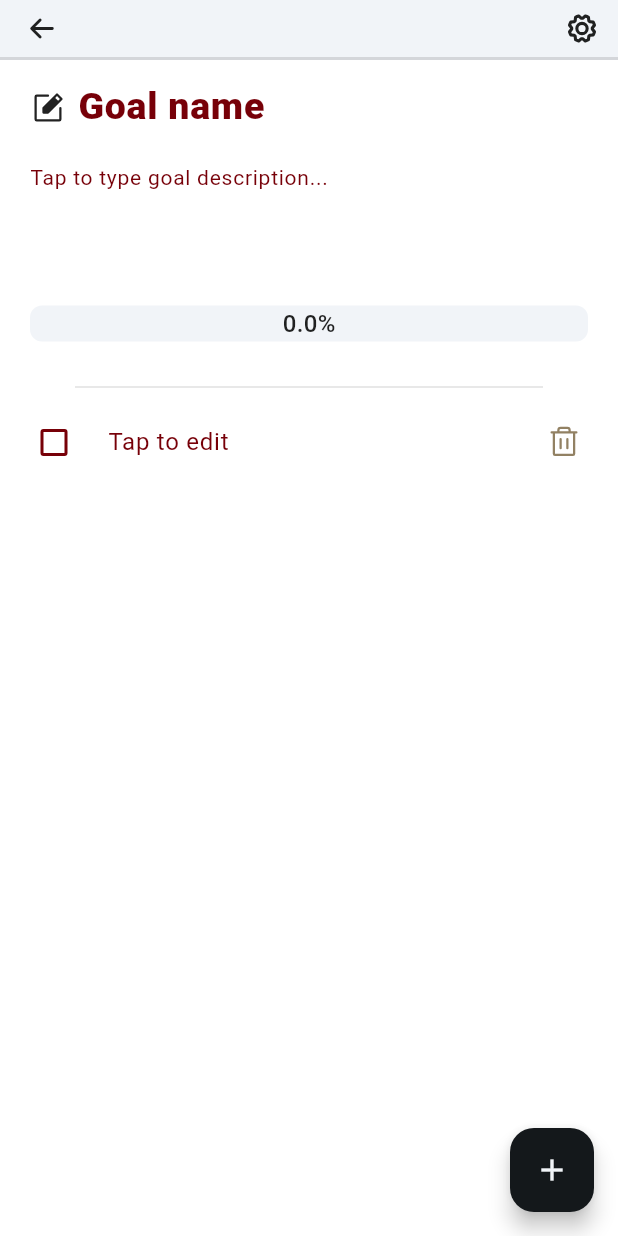
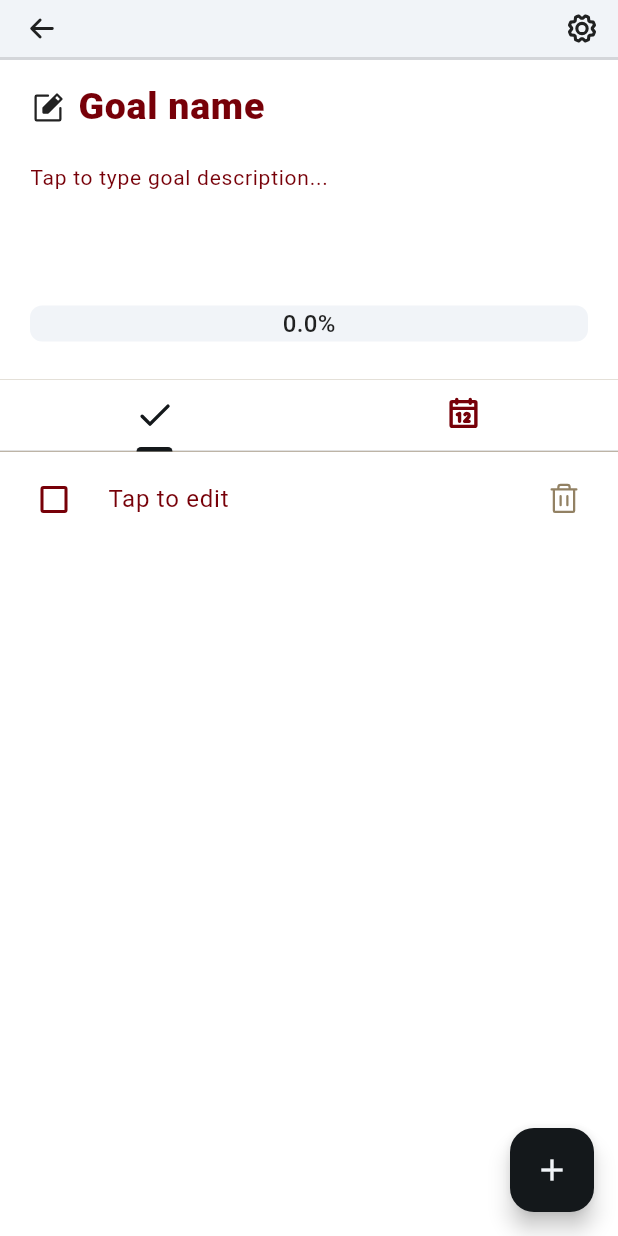
Before and after one commit to sankassio99/goals_tracker, a Flutter app: the MainGoalPageWidget screen opened directly, after a tap on the "add" icon, on a phone screen of 412 x 824 dp. Run offline on Flutter 3.47's test engine with Material 2 defaults, Android fonts, the phone set to English and light mode, and no system bars; drawn by our look-alikes of percent_indicator; our stand-ins replace get, phosphor_flutter; Roboto replaces fonts that are missing (Poppins).

Commit message:
Main Goal task bar

```diff
--- a/lib/presentation/components/tasks_widget.dart
+++ b/lib/presentation/components/tasks_widget.dart
@@ -15,7 +15,8 @@ class TasksWidget extends StatelessWidget {
 
   @override
   Widget build(BuildContext context) {
-    return SizedBox(
+    return Container(
+      color: Colors.white,
       width: double.infinity,
       child: Obx(
         () => Column(
--- a/lib/presentation/pages/main_goal_page_widget.dart
+++ b/lib/presentation/pages/main_goal_page_widget.dart
@@ -5,6 +5,7 @@ import 'package:goals_tracker/presentation/components/header_goal_widget.dart';
 import 'package:goals_tracker/presentation/components/my_app_bar.dart';
 import 'package:goals_tracker/presentation/components/tasks_widget.dart';
 import 'package:goals_tracker/presentation/controllers/main_goal_controller.dart';
+import 'package:goals_tracker/presentation/models/goal_model.dart';
 import 'package:phosphor_flutter/phosphor_flutter.dart';
 
 class MainGoalPageWidget extends StatelessWidget {
@@ -62,14 +63,12 @@ class MainGoalPageWidget extends StatelessWidget {
                   HeaderGoalWidget(
                     model: controller.goalModel.value,
                   ),
-                  const Divider(
-                    height: 10,
-                    thickness: 1,
-                    indent: 50,
-                    endIndent: 50,
-                    color: Colors.black12,
-                  ),
-                  TasksWidget(tasks: controller.goalModel.value.tasks)
+                  LayoutBuilder(builder: (context, constraints) {
+                    return SizedBox(
+                        width: context.width,
+                        height: context.height,
+                        child: GoalTabBar(model: controller.goalModel.value));
+                  }),
                 ],
               ),
             ),
@@ -84,3 +83,35 @@ class MainGoalPageWidget extends StatelessWidget {
     });
   }
 }
+
+class GoalTabBar extends StatelessWidget {
+  final GoalModel model;
+  const GoalTabBar({super.key, required this.model});
+
+  @override
+  Widget build(BuildContext context) {
+    return DefaultTabController(
+      length: 2,
+      child: Scaffold(
+        appBar: AppBar(
+          backgroundColor: Colors.white,
+          toolbarHeight: 0,
+          automaticallyImplyLeading: false,
+          bottom: TabBar(
+            dividerColor: Theme.of(context).colorScheme.outline,
+            tabs: [
+              Tab(icon: Icon(PhosphorIcons.bold.check)),
+              Tab(icon: Icon(PhosphorIcons.bold.calendar)),
+            ],
+          ),
+        ),
+        body: TabBarView(
+          children: [
+            TasksWidget(tasks: model.tasks),
+            Icon(PhosphorIcons.bold.calendar),
+          ],
+        ),
+      ),
+    );
+  }
+}
```
